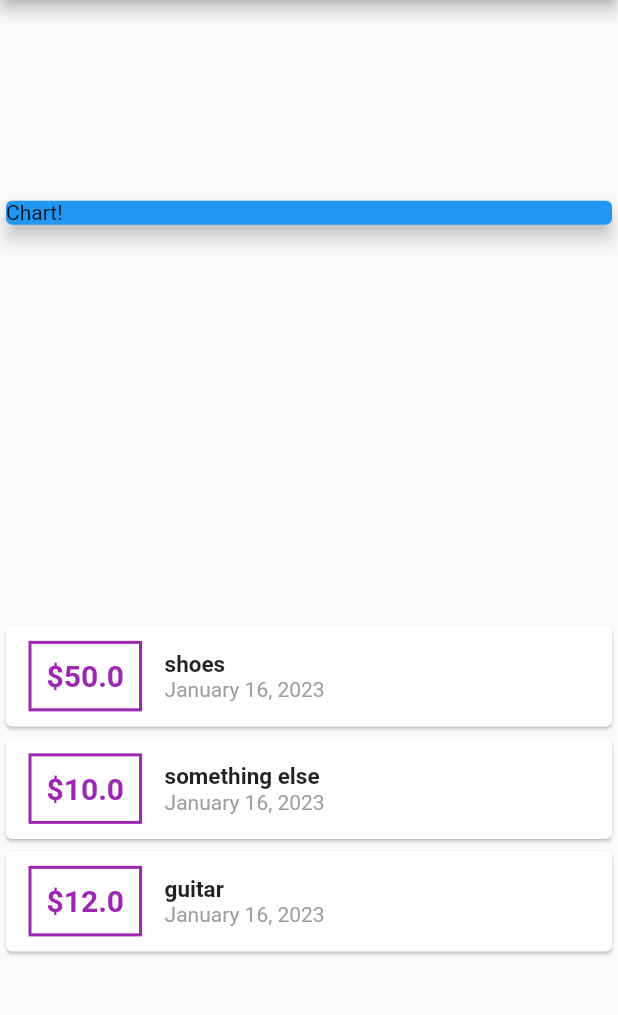
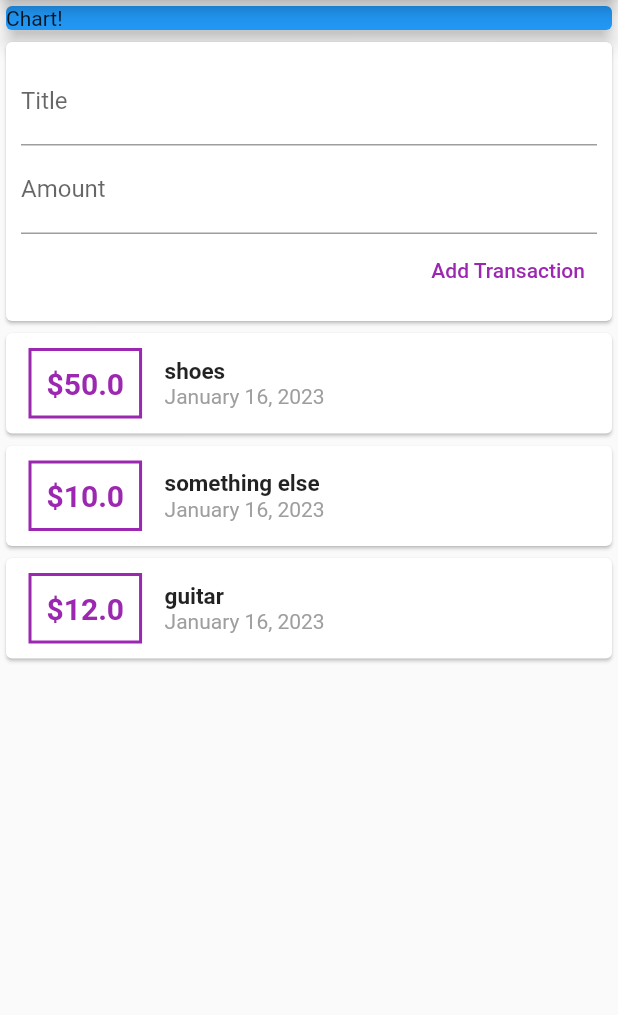
Before and after one commit to bottrell/ExpenseTracker, a Flutter app: the screen it shows after launch, on a phone screen of 412 x 824 dp, the part 84-1099 px from its top. Run offline on Flutter 3.47's test engine with Material 2 defaults, Android fonts, the phone set to English and light mode, and no system bars.

Commit message:
Added text input fields

```diff
--- a/lib/main.dart
+++ b/lib/main.dart
@@ -37,7 +37,7 @@ class MyHomePage extends StatelessWidget {
     return Scaffold(
       appBar: AppBar(title: Text(title!)),
       body: Column(
-        mainAxisAlignment: MainAxisAlignment.spaceAround,
+        mainAxisAlignment: MainAxisAlignment.start,
         crossAxisAlignment: CrossAxisAlignment.stretch,
         children: [
           Container(
@@ -48,6 +48,26 @@ class MyHomePage extends StatelessWidget {
               elevation: 5,
             ),
           ),
+          Card(
+              child: Container(
+            padding: EdgeInsets.all(10),
+            child: Column(
+              crossAxisAlignment: CrossAxisAlignment.end,
+              children: [
+                TextField(
+                  decoration: InputDecoration(labelText: "Title"),
+                ),
+                TextField(
+                  decoration: InputDecoration(labelText: "Amount"),
+                ),
+                TextButton(
+                    child: Text(
+                        style: TextStyle(color: Colors.purple),
+                        "Add Transaction"),
+                    onPressed: () => {}),
+              ],
+            ),
+          )),
           Column(
             children: transactions.map((tx) {
               return Card(
```
